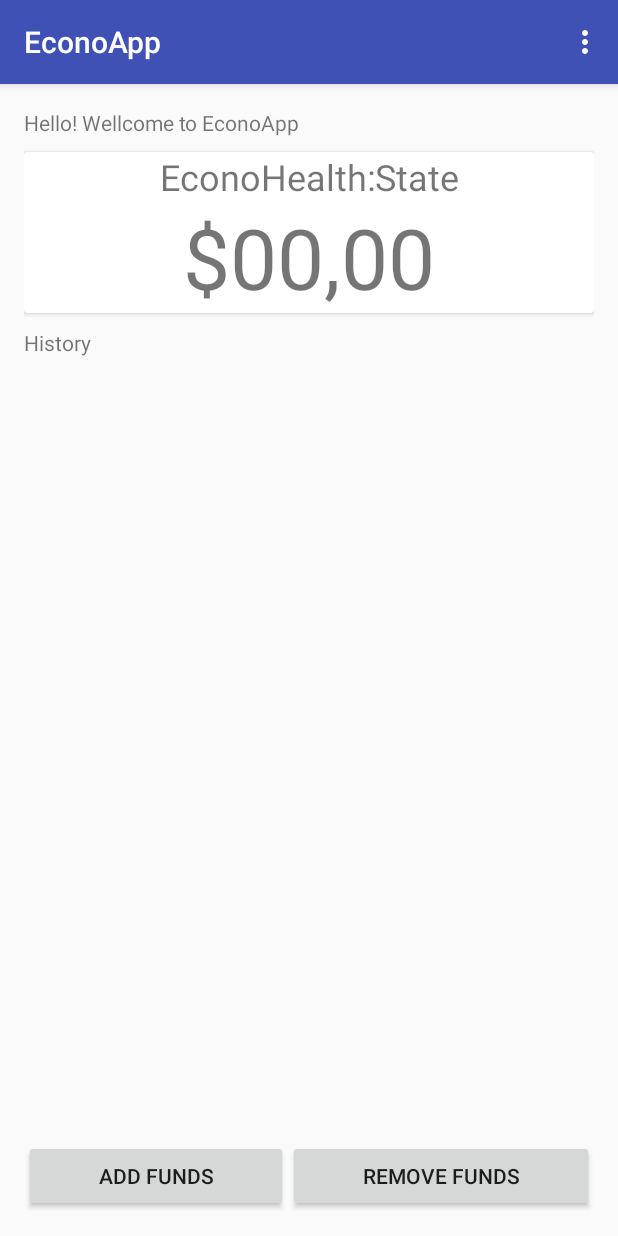
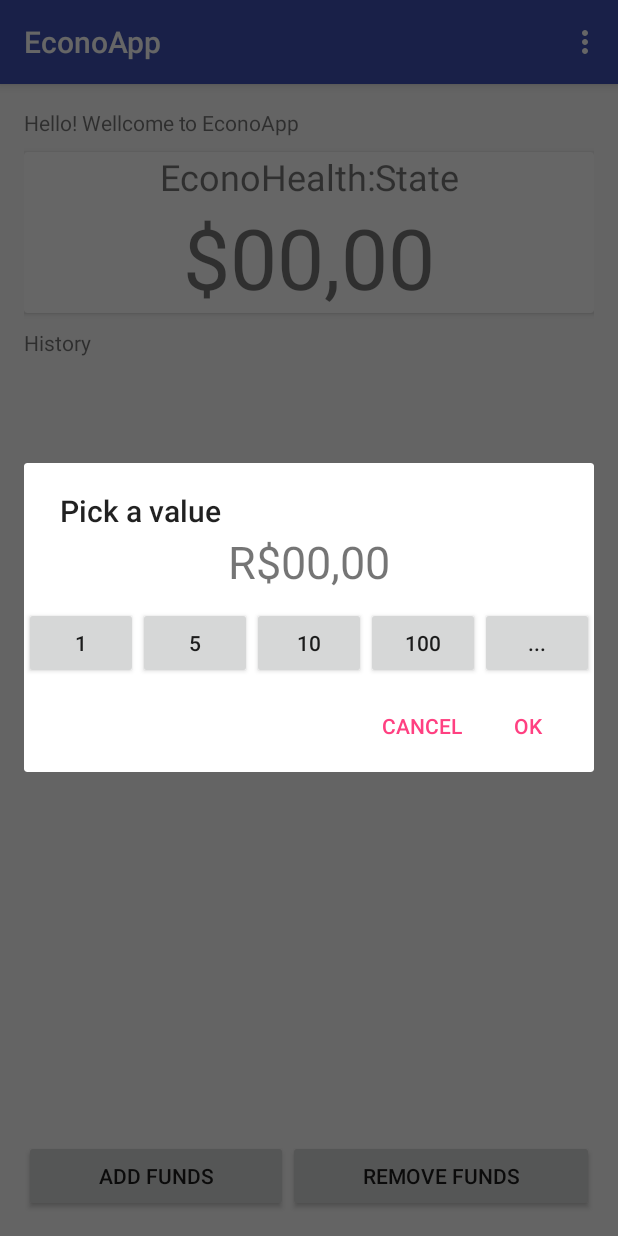
Before and after one commit to mattsousa/PortifoliAPP, an Android app: the screen it shows after launch (PrincipalActivity), after a tap on "ADD FUNDS", on a phone screen of 412 x 824 dp. Run offline under Robolectric (Android 15) with nearby library versions, the phone set to English and light mode, and no system bars.

Commit message:
Implementação de adição e remoção fundos

```diff
--- a/EconoApp/app/src/main/java/br/com/bluedogs/econoapp/activity/PrincipalActivity.java
+++ b/EconoApp/app/src/main/java/br/com/bluedogs/econoapp/activity/PrincipalActivity.java
@@ -1,15 +1,18 @@
 package br.com.bluedogs.econoapp.activity;
 
+import android.app.AlertDialog;
+import android.content.DialogInterface;
 import android.os.Bundle;
-import android.support.v7.app.AlertDialog;
 import android.support.v7.app.AppCompatActivity;
 import android.support.v7.widget.RecyclerView;
 import android.support.v7.widget.Toolbar;
 import android.util.Log;
+import android.view.LayoutInflater;
 import android.view.View;
 import android.view.Menu;
 import android.view.MenuItem;
 import android.widget.Button;
+import android.widget.EditText;
 import android.widget.TextView;
 
 import br.com.bluedogs.econoapp.R;
@@ -21,7 +24,7 @@ public class PrincipalActivity extends AppCompatActivity {
     private RecyclerView rcvwHistory;
 
     private User user;
-
+    private double amount;
     private final String TAG = "PRINCIPAL_ACTIVITY";
 
     @Override
@@ -30,6 +33,8 @@ public class PrincipalActivity extends AppCompatActivity {
         setContentView(R.layout.activity_principal);
         Toolbar toolbar = (Toolbar) findViewById(R.id.toolbar);
         setSupportActionBar(toolbar);
+
+        user = new User();
 
         txwState = (TextView)findViewById(R.id.main_txw_state);
         txwValue = (TextView)findViewById(R.id.main_txw_value);
@@ -42,6 +47,7 @@ public class PrincipalActivity extends AppCompatActivity {
             @Override
             public void onClick(View view) {
                 // TODO: 11/01/2017 Create a custom alert to get user's value
+                stdDialog(true);
                 Log.i(TAG,"btnAdd Click Called!");
             }
         });
@@ -49,6 +55,7 @@ public class PrincipalActivity extends AppCompatActivity {
             @Override
             public void onClick(View view) {
                 // TODO: 11/01/2017 Create a custom alert to get user's value
+                stdDialog(false);
                 Log.i(TAG,"btnRemove Click Called!");
             }
         });
@@ -78,4 +85,82 @@ public class PrincipalActivity extends AppCompatActivity {
         return super.onOptionsItemSelected(item);
     }
 
+    protected AlertDialog stdDialog(final boolean add){
+        AlertDialog.Builder builder = new AlertDialog.Builder(this);
+        LayoutInflater inflater = getLayoutInflater();
+        final View v = inflater.inflate(R.layout.dialog_principal_operation,null);
+        final TextView txwAmount = (TextView)v.findViewById(R.id.main_txw_amount);
+        final EditText edtCustom = ((EditText)v.findViewById(R.id.main_edt_custom));
+        final Button btnCustomOk = (Button)v.findViewById(R.id.main_btn_custom_ok);
+        builder.setView(v);
+
+        builder.setTitle(R.string.main_dialog_title);
+
+        builder.setPositiveButton(R.string.main_dialog_positive, new DialogInterface.OnClickListener() {
+            @Override
+            public void onClick(DialogInterface dialogInterface, int i) {
+                Log.i(TAG,"Dialog Operation OK clicked!");
+                user.makeOperation(amount,add);
+                txwValue.setText("R$"+user.getFunds());
+                amount = 0;
+            }
+        }).setNegativeButton(R.string.main_dialog_negative, new DialogInterface.OnClickListener() {
+            @Override
+            public void onClick(DialogInterface dialogInterface, int i) {
+                Log.i(TAG,"Dialog Operation Cancel clicked!");
+                amount = 0;
+                txwAmount.setText(R.string.main_amount);
+            }
+        });
+        ((Button)v.findViewById(R.id.main_btn_m1)).setOnClickListener(new View.OnClickListener() {
+            @Override
+            public void onClick(View view) {
+                amount += 1;
+                txwAmount.setText("R$"+String.valueOf(amount));
+                Log.i(TAG,"Dialog Operation +1 Button clicked!");
+            }
+        });
+        ((Button)v.findViewById(R.id.main_btn_m5)).setOnClickListener(new View.OnClickListener() {
+            @Override
+            public void onClick(View view) {
+                amount += 5;
+                txwAmount.setText("R$"+String.valueOf(amount));
+                Log.i(TAG,"Dialog Operation +5 Button clicked!");
+            }
+        });
+        ((Button)v.findViewById(R.id.main_btn_m10)).setOnClickListener(new View.OnClickListener() {
+            @Override
+            public void onClick(View view) {
+                amount += 10;
+                txwAmount.setText("R$"+String.valueOf(amount));
+                Log.i(TAG,"Dialog Operation +10 Button clicked!");
+            }
+        });
+        ((Button)v.findViewById(R.id.main_btn_m100)).setOnClickListener(new View.OnClickListener() {
+            @Override
+            public void onClick(View view) {
+                amount += 100;
+                txwAmount.setText("R$"+String.valueOf(amount));
+                Log.i(TAG,"Dialog Operation +100 Button clicked!");
+            }
+        });
+        ((Button)v.findViewById(R.id.main_btn_mcustom)).setOnClickListener(new View.OnClickListener() {
+            @Override
+            public void onClick(View view) {
+                edtCustom.setVisibility(View.VISIBLE);
+                btnCustomOk.setVisibility(View.VISIBLE);
+                Log.i(TAG,"Dialog Operation Custom Button clicked!");
+            }
+        });
+        ((Button)v.findViewById(R.id.main_btn_custom_ok)).setOnClickListener(new View.OnClickListener() {
+            @Override
+            public void onClick(View view) {
+                amount += Double.parseDouble(edtCustom.getText().toString());
+                txwAmount.setText("R$"+String.valueOf(amount));
+                Log.i(TAG,"Dialog Operation Custom OK Button clicked!");
+            }
+        });
+
+        return builder.show();
+    }
 }
--- a/EconoApp/app/src/main/res/layout/dialog_principal_operation.xml
+++ b/EconoApp/app/src/main/res/layout/dialog_principal_operation.xml
@@ -2,7 +2,7 @@
 <LinearLayout xmlns:android="http://schemas.android.com/apk/res/android"
     android:orientation="vertical"
     android:layout_width="match_parent"
-    android:layout_height="wrap_content">
+    android:layout_height="match_parent">
 
     <TextView
         android:text="@string/main_amount"
@@ -53,4 +53,28 @@
             android:id="@+id/main_btn_mcustom"
             android:layout_weight="1" />
     </LinearLayout>
+
+    <LinearLayout
+        android:orientation="horizontal"
+        android:layout_width="match_parent"
+        android:layout_height="match_parent">
+
+        <EditText
+            android:layout_width="match_parent"
+            android:layout_height="wrap_content"
+            android:inputType="numberDecimal"
+            android:visibility="gone"
+            android:ems="10"
+            android:id="@+id/main_edt_custom"
+            android:layout_weight="1"/>
+
+        <Button
+            android:text="@string/main_custom_ok"
+            android:layout_width="match_parent"
+            android:layout_height="wrap_content"
+            android:visibility="gone"
+            android:id="@+id/main_btn_custom_ok"
+            android:layout_weight="1"/>
+    </LinearLayout>
+
 </LinearLayout>
--- a/EconoApp/app/src/main/res/values/strings.xml
+++ b/EconoApp/app/src/main/res/values/strings.xml
@@ -10,12 +10,17 @@
     <string name="main_history">History</string>
     <string name="main_add">Add Funds</string>
     <string name="main_remove">Remove Funds</string>
+    <string name="main_dialog_title">Pick a value</string>
+    <string name="main_dialog_positive">OK</string>
+    <string name="main_dialog_negative">Cancel</string>
     <string name="main_amount">R$00,00</string>
-    <string name="main_m1">+1</string>
-    <string name="main_m5">+5</string>
-    <string name="main_m10">+10</string>
-    <string name="main_m100">+100</string>
+    <string name="main_m1">1</string>
+    <string name="main_m5">5</string>
+    <string name="main_m10">10</string>
+    <string name="main_m100">100</string>
+
     <string name="main_mcustom">...</string>
+    <string name="main_custom_ok">Insert</string>
 
     <!-- Principal Activity Strings -->
 </resources>
```
Also changed, not shown: EconoApp/app/src/main/java/br/com/bluedogs/econoapp/model/User.java (+5 -3 lines).
